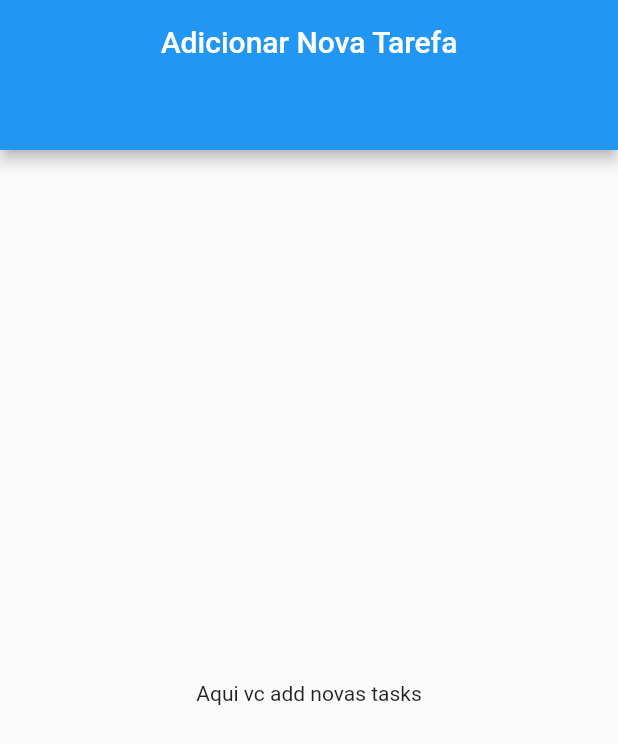
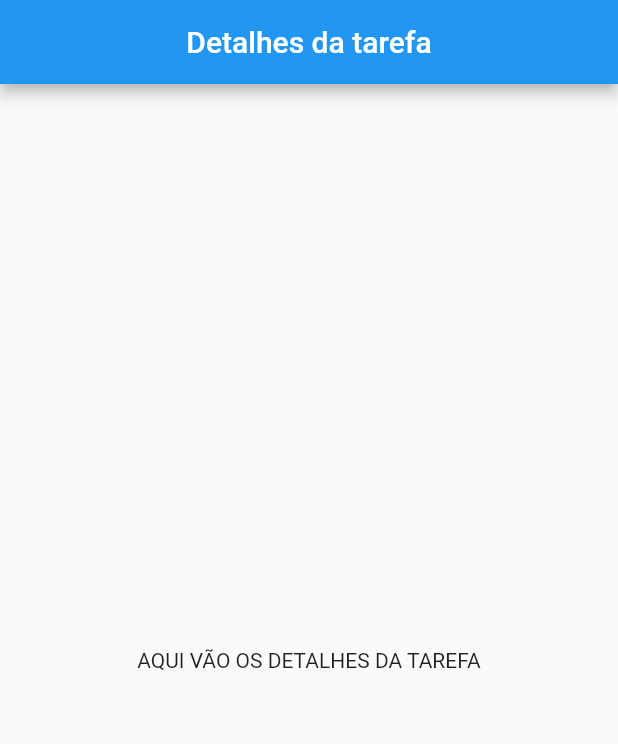
Before and after one commit to madruga665/my_todo_list, a Flutter app: the screen it shows after launch, after a tap on an icon or button, on a phone screen of 412 x 824 dp. Shown: the top 744 px of the screen. Run offline on Flutter 3.47's test engine with Material 2 defaults, Android fonts, the phone set to English and light mode, and no system bars.

Commit message:
feat: add tela de detalhes da tarefa

```diff
--- a/lib/main.dart
+++ b/lib/main.dart
@@ -1,6 +1,7 @@
 import 'package:flutter/material.dart';
 import 'package:my_todo_list/screens/home_screen.dart';
 import 'package:my_todo_list/screens/new_task.dart';
+import 'package:my_todo_list/screens/task_details.dart';
 
 void main() {
   runApp(const TodoList());
@@ -21,7 +22,8 @@ class _TodoListState extends State<TodoList> {
       initialRoute: '/home',
       routes: {
         '/home': (context) => const Home(),
-        '/newTask': (context) => const NewTask()
+        '/newTask': (context) => const NewTask(),
+        '/taskDetails': (context) => const TaskDetails()
       },
     );
   }
--- /dev/null
+++ b/lib/screens/task_details.dart
@@ -0,0 +1,16 @@
+import 'package:flutter/material.dart';
+
+class TaskDetails extends StatelessWidget {
+  const TaskDetails({Key? key}) : super(key: key);
+
+  @override
+  Widget build(BuildContext context) {
+    return Scaffold(
+      appBar: AppBar(
+        title: const Center(child: Text('Detalhes da tarefa')),
+        automaticallyImplyLeading: false,
+      ),
+      body: const Center(child: Text('AQUI VÃO OS DETALHES DA TAREFA')),
+    );
+  }
+}
--- a/lib/widgets/task_tile.dart
+++ b/lib/widgets/task_tile.dart
@@ -17,8 +17,7 @@ class _TaskTileState extends State<TaskTile> {
       padding: const EdgeInsets.only(bottom: 15.0),
       child: ListTile(
           onTap: () {
-            print('CRICOU NA TASK ${widget.todoList[widget.index]}');
-            Navigator.pushNamed(context, '/newTask',
+            Navigator.pushNamed(context, '/taskDetails',
                 arguments: widget.todoList[widget.index]);
           },
           contentPadding:
@@ -43,6 +42,5 @@ class _TaskTileState extends State<TaskTile> {
           ),
           tileColor: Colors.blue),
     );
-    ;
   }
 }
```
Also changed, not shown: pubspec.lock, 5 other files.
